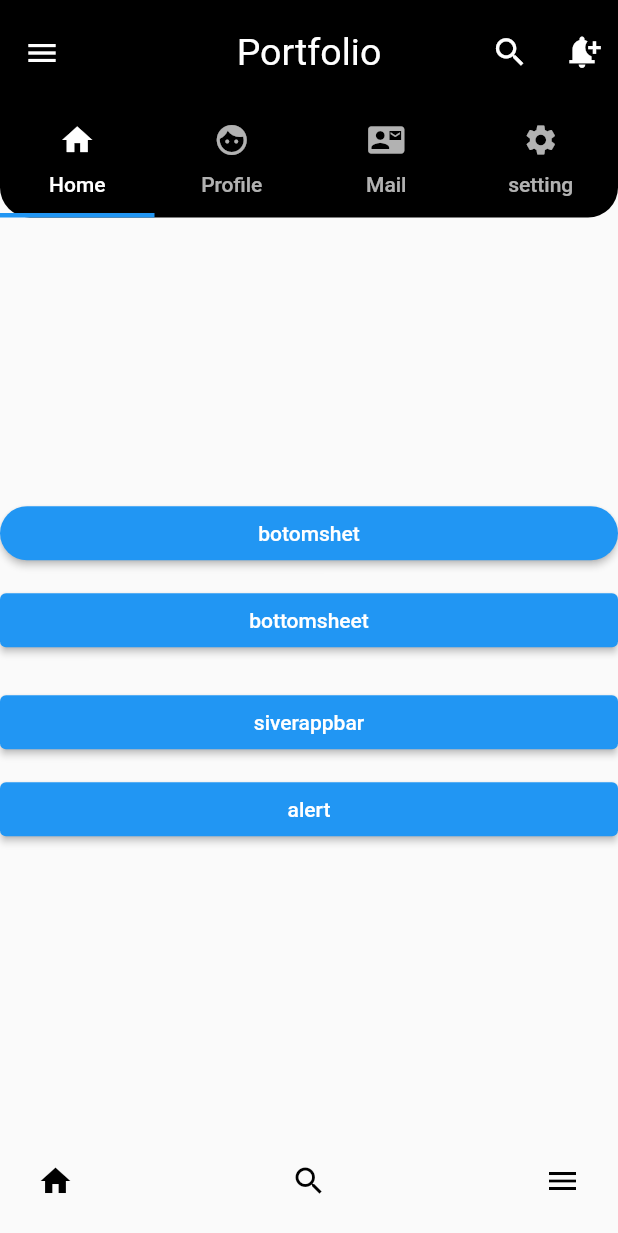
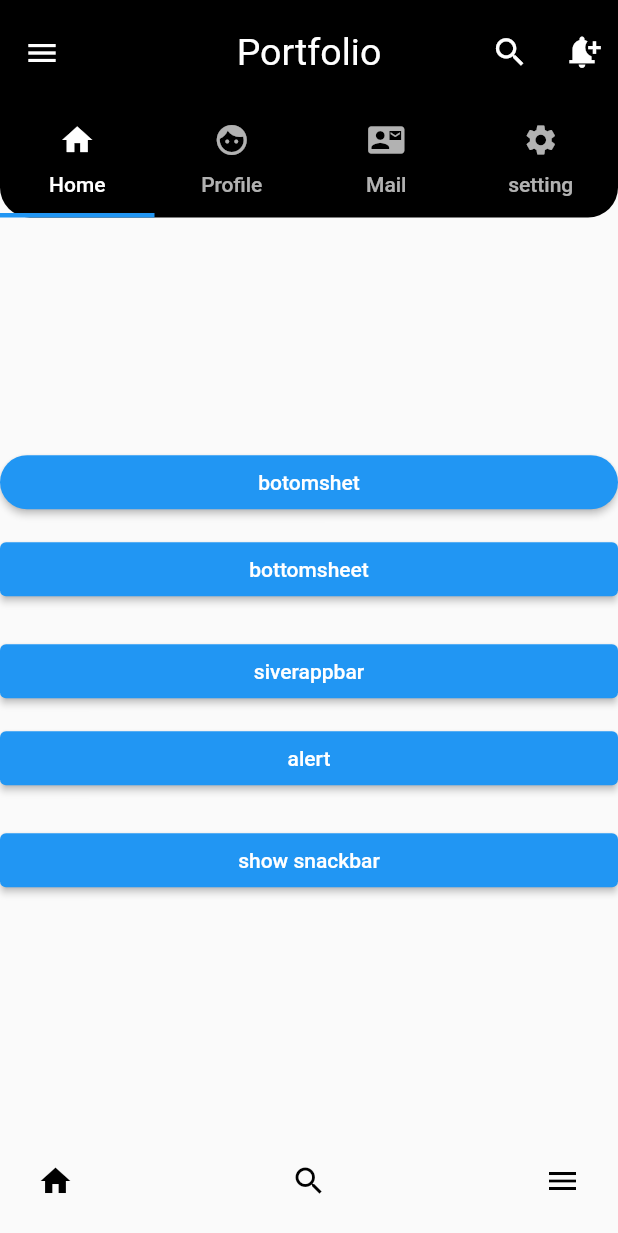
Before and after one commit to nabinyd/flutter-practice, a Flutter app: the screen it shows after launch, on a phone screen of 412 x 824 dp. Shown: the top 1233 px of the screen. Run offline on Flutter 3.47's test engine with Material 2 defaults, Android fonts, the phone set to English and light mode, and no system bars; drawn by our look-alikes of google_nav_bar; missing offline and left inert: dart:js.

Commit message:
added snackbar

```diff
--- a/lib/main.dart
+++ b/lib/main.dart
@@ -6,6 +6,7 @@ import 'package:practicewidget/home_page.dart';
 import 'package:practicewidget/setting_page.dart';
 import 'package:practicewidget/silverAppBar.dart';
 import 'package:practicewidget/simple_appbar.dart';
+import 'package:practicewidget/snackbar.dart';
 
 void main() => runApp(const MyApp());
 
@@ -19,7 +20,8 @@ class MyApp extends StatelessWidget {
       routes: {
         '/home_page': (context) => HomePage(),
         '/setting': (context) => SettingPage(),
-        'silverappbar': (context) => SilverAppBar(),
+        '/silverappbar': (context) => SilverAppBar(),
+        '/snackbar': (context) => SnackBarWidget(),
       },
     );
   }
@@ -240,7 +242,15 @@ class MyHomePage extends StatelessWidget {
                         ),
                       );
                     },
-                    child: Text('alert'))
+                    child: Text('alert')),
+                SizedBox(
+                  height: 20,
+                ),
+                ElevatedButton(
+                    onPressed: () {
+                      Navigator.pushNamed(context, '/snackbar');
+                    },
+                    child: Text('show snackbar')),
               ],
             ),
           )));
```
Also changed, not shown: lib/snackbar.dart (added, +45 -0 lines).
